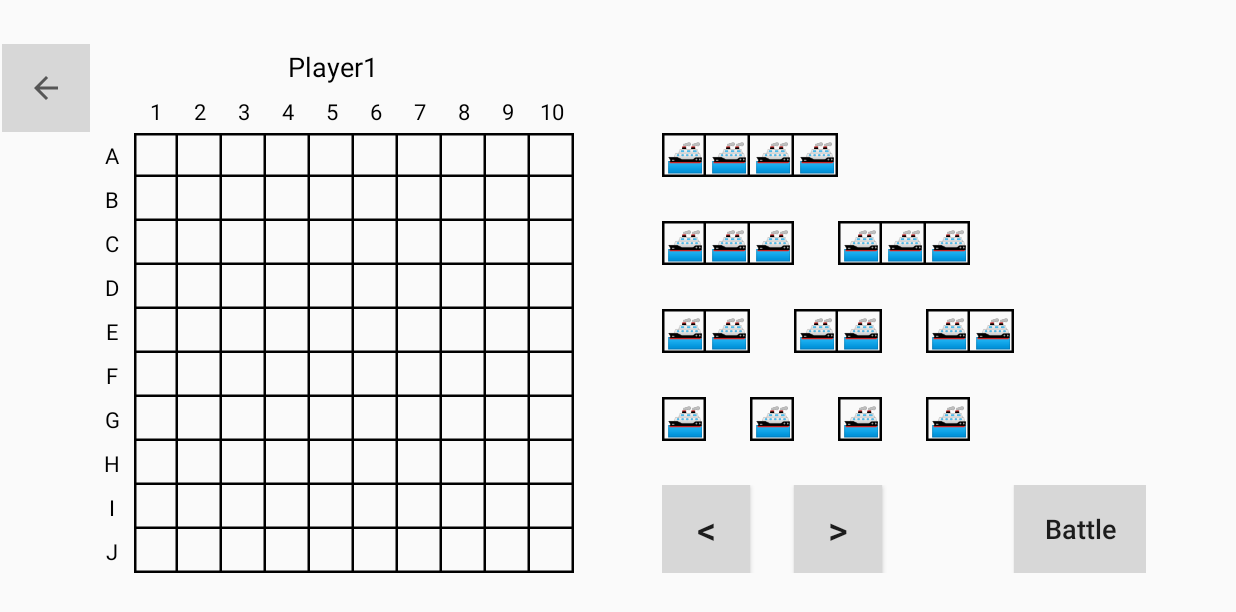
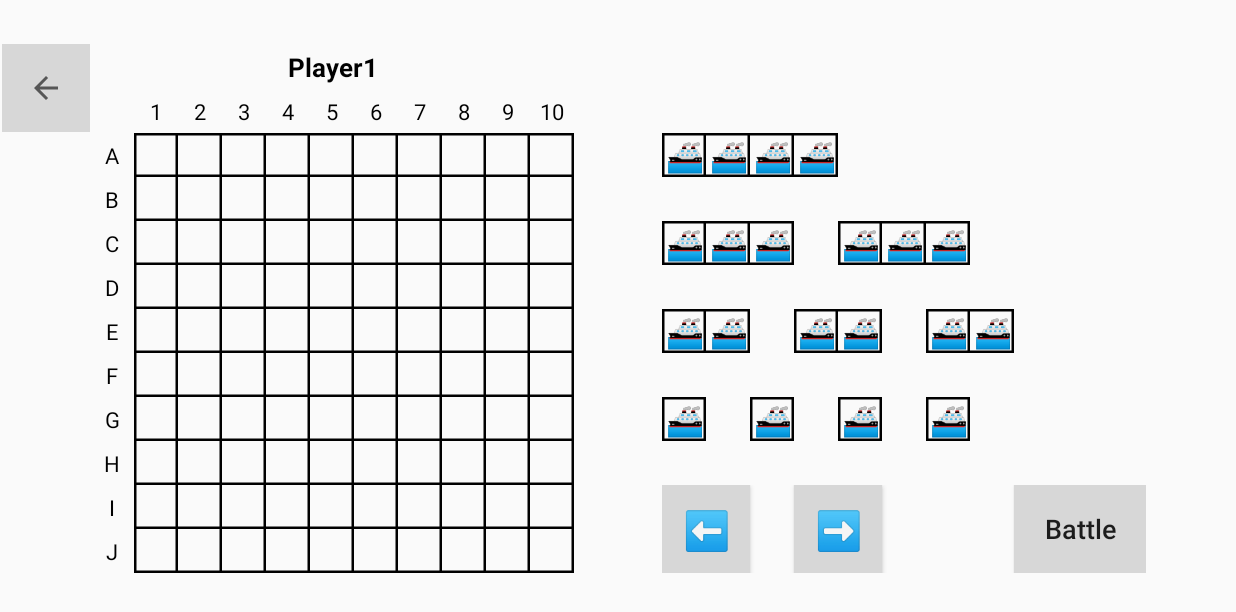
Before and after one commit to SavaMijailovic/battleship, an Android app: the screen it shows after launch (ShipsPlacementActivity), after a tap on "Singleplayer", on a phone screen of 824 x 412 dp (held sideways). Shown: the top 612 px of the screen. Run offline under Robolectric (Android 15) with nearby library versions, the phone set to English and light mode, and no system bars.

```diff
--- a/app/src/main/java/app/battleship/Board.kt
+++ b/app/src/main/java/app/battleship/Board.kt
@@ -9,6 +9,9 @@ import android.widget.LinearLayout
 import android.widget.TextView
 import androidx.core.view.forEach
 import androidx.core.view.get
+import kotlinx.coroutines.CoroutineScope
+import kotlinx.coroutines.Dispatchers
+import kotlinx.coroutines.launch
 import kotlin.random.Random
 
 class Board(
@@ -16,7 +19,8 @@ class Board(
     context: Context? = null,
     val layout: LinearLayout? = null,
     private val rightSide: Boolean = false,
-    var active: Boolean = false
+    var active: Boolean = false,
+    random: Boolean = false,
 ) {
 
     companion object {
@@ -33,6 +37,9 @@ class Board(
     init {
         if (context != null && layout != null) {
             generateBoard(context, layout, rightSide)
+        }
+        if (random) {
+            randomPlacement()
         }
     }
 
@@ -191,6 +198,43 @@ class Board(
         }
     }
 
+    fun update(target: Field) {
+        val field = this[target]
+
+        CoroutineScope(Dispatchers.Main).launch {
+            field.state = when (target.state) {
+                Field.State.UNKNOWN -> Field.State.EMPTY
+                Field.State.SHIP -> Field.State.DESTROYED_SHIP
+                else -> field.state
+            }
+
+            if (target.state == Field.State.SHIP) {
+                updateIfDestroyed(target.ship)
+            }
+        }
+    }
+
+    private fun updateIfDestroyed(ship: Ship?) {
+        if (ship == null || ship.health != 0) {
+            return
+        }
+
+        val (top, bottom) = Pair(ship.fields.first().row - 1, ship.fields.last().row + 1)
+        val (left, right) = Pair(ship.fields.first().col - 1, ship.fields.last().col + 1)
+
+        for (row in coerceIn(top)  .. coerceIn(bottom)) {
+            for (col in coerceIn(left) .. coerceIn(right)) {
+                val field = this[row][col]
+                if (field.state == Field.State.UNKNOWN) {
+                    field.state = Field.State.EMPTY
+                }
+                else if (field.state == Field.State.DESTROYED_SHIP) {
+                    field.state = Field.State.SHIP
+                }
+            }
+        }
+    }
+
     fun set(start: Field, end: Field, ship: Ship,
             action: (Field, Ship) -> Unit = { f, s -> s.add(f) }) : Boolean {
 
@@ -219,6 +263,19 @@ class Board(
         }
         return true
     }
+
+    private fun generateShips() : List<Ship> {
+        val maxShipSize = 4; val minShipSize = 1
+        val ships = mutableListOf<Ship>()
+        for (shipSize in maxShipSize downTo minShipSize) {
+            for (n in 0 until 5 - shipSize) {
+                ships.add(Ship(shipSize))
+            }
+        }
+        return ships
+    }
+
+    private fun randomPlacement() = randomPlacement(generateShips())
 
     fun randomPlacement(ships: List<Ship>) {
         val list: MutableList<Pair<Int, Int>> = mutableListOf()
--- a/app/src/main/java/app/battleship/BotPlayer.kt
+++ b/app/src/main/java/app/battleship/BotPlayer.kt
@@ -1,8 +1,28 @@
 package app.battleship
 
-class BotPlayer(name: String, board: Board) : DevicePlayer(name, board) {
-    override fun nextTarget(): Field {
-        // TODO
-        return Field(0, 0)
+import kotlinx.coroutines.delay
+import kotlinx.coroutines.runBlocking
+
+class BotPlayer(
+    name: String,
+    board: Board = Board(random = true),
+    private val delayTime: Long = 500)
+    : DevicePlayer(name, board)
+{
+
+    private val fields = mutableListOf<Field>()
+
+    init {
+        for (row in 0 until board.size) {
+            for (col in 0 until board.size) {
+                fields.add(Field(row, col))
+            }
+        }
+        fields.shuffle()
+    }
+
+    override fun nextTarget() : Field {
+        runBlocking { delay(delayTime) }
+        return fields.last().also { fields.removeLast() }
     }
 }
--- a/app/src/main/java/app/battleship/Field.kt
+++ b/app/src/main/java/app/battleship/Field.kt
@@ -8,8 +8,8 @@ class Field(
     var row: Int,
     var col: Int,
     state: State = State.UNKNOWN,
+    ship: Ship? = null,
     var view: TextView? = null,
-    ship: Ship? = null
 ) : Comparable<Field> {
 
     var state: State = state
--- a/app/src/main/java/app/battleship/ShipsPlacementActivity.kt
+++ b/app/src/main/java/app/battleship/ShipsPlacementActivity.kt
@@ -56,11 +56,7 @@ class ShipsPlacementActivity : AppCompatActivity() {
         when (gamemode) {
             Gamemode.SINGLEPLAYER -> {
                 player1 = DevicePlayer("Player1", board)
-
-                val board2 = Board()
-                val ships2 = generateShips()
-                board2.randomPlacement(ships2)
-                player2 = BotPlayer("Bot", board2)
+                player2 = BotPlayer("Bot")
             }
 
             Gamemode.MULTIPLAYER_DEVICE -> {
@@ -81,17 +77,14 @@ class ShipsPlacementActivity : AppCompatActivity() {
     }
 
     private fun nextPlayer() {
-        GameManager.setPlayers(player1, player2)
-
-        if (player1?.isReady() != true) {
-            return
-        }
+        if (player1?.isReady() != true) return
 
         val name = findViewById<TextView>(R.id.tvPlayer1).text.toString().trim()
         if (name.isNotEmpty()) {
             player1?.name = name
         }
 
+        GameManager.setPlayers(player1, player2)
         startActivity(Intent(this, ShipsPlacementActivity::class.java))
     }
 
@@ -102,15 +95,17 @@ class ShipsPlacementActivity : AppCompatActivity() {
 
         val name = findViewById<TextView>(R.id.tvPlayer1).text.toString().trim()
         if (name.isNotEmpty()) {
-            if (gamemode == Gamemode.MULTIPLAYER_DEVICE && player2 != null) {
+            if (gamemode == Gamemode.SINGLEPLAYER) {
+                player1?.name = name
+            }
+            else if (gamemode == Gamemode.MULTIPLAYER_DEVICE) {
                 player2?.name = name
-            }
-            else {
-                player1?.name = name
             }
         }
 
-        startActivity(Intent(this, GameActivity::class.java))
+        startActivity(Intent(this, GameActivity::class.java).apply {
+            flags = Intent.FLAG_ACTIVITY_NEW_TASK or Intent.FLAG_ACTIVITY_CLEAR_TASK
+        })
     }
 
     override fun finish() {
@@ -384,17 +379,6 @@ class ShipsPlacementActivity : AppCompatActivity() {
         field.view?.startDragAndDrop(null, shadowBuilder, null, View.DRAG_FLAG_OPAQUE)
     }
 
-    private fun generateShips() : List<Ship> {
-        val maxShipSize = 4; val minShipSize = 1
-        val ships = ArrayList<Ship>()
-        for (shipSize in maxShipSize downTo minShipSize) {
-            for (n in 0 until 5 - shipSize) {
-                ships.add(Ship(shipSize))
-            }
-        }
-        return ships
-    }
-
     private fun generateShips(layout: LinearLayout) : List<Ship> {
         val size = Board.DIMENSION + 1
         var shipSize = 4
@@ -489,6 +473,7 @@ class ShipsPlacementActivity : AppCompatActivity() {
                 layoutParams.apply {
                     width = 11 * size
                     height = size
+                    setTextSize(TypedValue.COMPLEX_UNIT_PX, height * 0.6f)
                 }
             }
         }
--- a/app/src/main/res/layout/activity_ships_placement.xml
+++ b/app/src/main/res/layout/activity_ships_placement.xml
@@ -14,7 +14,7 @@
             android:background="@color/button"
             android:foreground="?android:attr/selectableItemBackground"
             android:src="?attr/homeAsUpIndicator"
-            android:contentDescription="&lt;"
+            android:contentDescription="@string/left_arrow"
             app:layout_constraintTop_toTopOf="parent"
             app:layout_constraintEnd_toStartOf="@+id/layoutContainer"
             android:layout_marginTop="25dp"/>
@@ -41,9 +41,10 @@
                     android:layout_width="275dp"
                     android:layout_height="25dp"
                     android:textColor="@color/text"
+                    android:textStyle="bold"
                     android:gravity="center"
                     android:textSize="18sp"
-                    android:maxLength="20"
+                    android:maxLength="15"
                     android:text="Player1"
                     android:focusableInTouchMode="true"
                     android:cursorVisible="false"
@@ -86,9 +87,10 @@
                     android:layout_width="275dp"
                     android:layout_height="25dp"
                     android:textColor="@color/text"
+                    android:textStyle="bold"
                     android:gravity="center"
                     android:textSize="18sp"
-                    android:maxLength="20"
+                    android:maxLength="15"
                     app:layout_constraintTop_toTopOf="parent"
                     app:layout_constraintStart_toStartOf="parent"/>
 
@@ -113,7 +115,7 @@
                         android:id="@+id/btRandomPlacement"
                         android:layout_width="50dp"
                         android:layout_height="0dp"
-                        android:text="&lt;"
+                        android:text="@string/left_arrow"
                         android:textAllCaps="false"
                         android:textSize="25sp"
                         android:background="@color/button"
@@ -126,7 +128,7 @@
                         android:id="@+id/btClear"
                         android:layout_width="50dp"
                         android:layout_height="0dp"
-                        android:text="&gt;"
+                        android:text="@string/right_arrow"
                         android:textAllCaps="false"
                         android:textSize="25sp"
                         android:background="@color/button"
@@ -148,6 +150,7 @@
                         app:layout_constraintEnd_toEndOf="parent"
                         app:layout_constraintTop_toTopOf="parent"
                         app:layout_constraintBottom_toBottomOf="parent"/>
+
             </androidx.constraintlayout.widget.ConstraintLayout>
         </LinearLayout>
     </androidx.constraintlayout.widget.ConstraintLayout>
--- a/app/src/main/res/values/colors.xml
+++ b/app/src/main/res/values/colors.xml
@@ -4,4 +4,6 @@
     <color name="white">#FFFFFFFF</color>
     <color name="button">#D7D7D7</color>
     <color name="text">@color/black</color>
+    <color name="win">#008000</color>
+    <color name="lose">#FF0000</color>
 </resources>
--- a/app/src/main/res/values/strings.xml
+++ b/app/src/main/res/values/strings.xml
@@ -1,3 +1,5 @@
 <resources>
     <string name="app_name">Battleship</string>
+    <string name="left_arrow">⬅\uFE0F</string>
+    <string name="right_arrow">➡\uFE0F</string>
 </resources>
```
Also changed, not shown: app/src/main/java/app/battleship/DevicePlayer.kt (+33 -9 lines), app/src/main/java/app/battleship/GameActivity.kt (+92 -36 lines), app/src/main/java/app/battleship/MainActivity.kt (+8 -0 lines), app/src/main/java/app/battleship/Player.kt (+6 -3 lines), app/src/main/res/layout/activity_game.xml (+35 -4 lines), app/src/main/res/layout/activity_main.xml (+23 -5 lines).
